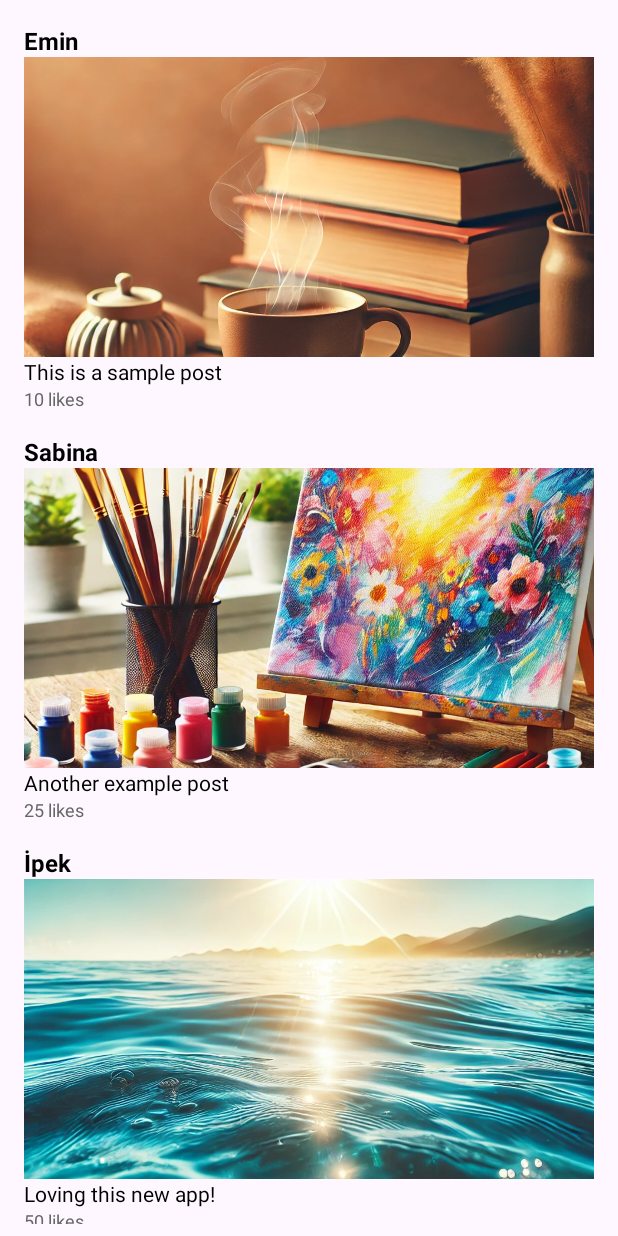
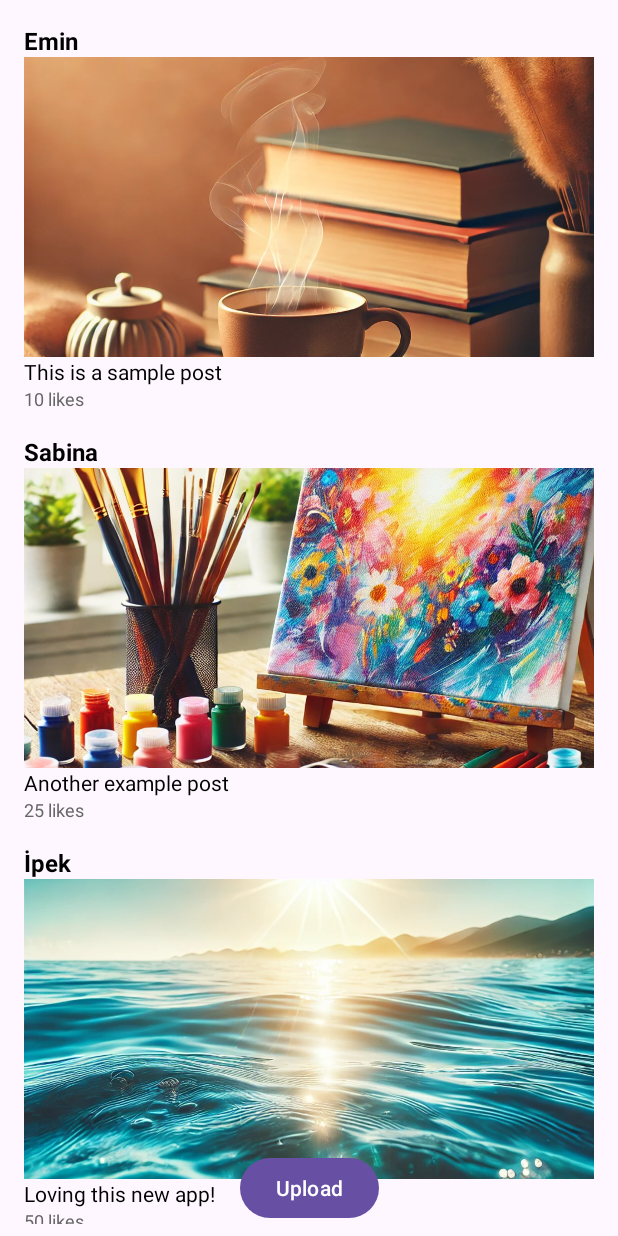
Before and after one commit to ipekmotorcu/SocialMediaApp, an Android app: the screen it shows after launch (MainActivity), on a phone screen of 412 x 824 dp. Run offline under Robolectric (Android 15) with nearby library versions, the phone set to English and light mode, and no system bars.

Commit message:
PostListFragment'tan NewPostFragment'ta bir navigasyonu sağlayan bir "upload" butonu ekledim ama şu an tıkladığımda çöküyor valla uygulama :/

```diff
--- a/app/src/main/java/com/cs394/socialmediaapp/view/PostListFragment.kt
+++ b/app/src/main/java/com/cs394/socialmediaapp/view/PostListFragment.kt
@@ -5,10 +5,12 @@ import android.view.LayoutInflater
 import android.view.View
 import android.view.ViewGroup
 import androidx.fragment.app.Fragment
+import androidx.navigation.findNavController
 import androidx.recyclerview.widget.LinearLayoutManager
 import com.cs394.socialmediaapp.adapter.PostAdapter
 import com.cs394.socialmediaapp.Controller.PostController
 import com.cs394.socialmediaapp.databinding.FragmentPostListBinding
+import com.cs394.socialmediaapp.R
 
 class PostListFragment : Fragment() {
 
@@ -23,6 +25,11 @@ class PostListFragment : Fragment() {
     ): View? {
         _binding = FragmentPostListBinding.inflate(inflater, container, false)
         setupRecyclerView() // Ensure RecyclerView is set up here
+
+        binding.uploadButton.setOnClickListener{
+            view?.findNavController()?.navigate(R.id.action_postListFragment_to_newPostFragment)
+        }
+
         return binding.root
     }
 
--- a/app/src/main/res/layout/fragment_post_list.xml
+++ b/app/src/main/res/layout/fragment_post_list.xml
@@ -17,4 +17,15 @@
         app:layout_constraintStart_toStartOf="parent"
         app:layout_constraintTop_toTopOf="parent" />
 
+    <Button
+        android:id="@+id/uploadButton"
+        android:layout_width="wrap_content"
+        android:layout_height="wrap_content"
+        android:text="Upload"
+        app:layout_constraintBottom_toBottomOf="parent"
+        app:layout_constraintEnd_toEndOf="parent"
+        app:layout_constraintStart_toStartOf="parent"
+        app:layout_constraintTop_toTopOf="parent"
+        app:layout_constraintVertical_bias="1" />
+
 </androidx.constraintlayout.widget.ConstraintLayout>
--- a/app/src/main/res/navigation/nav_graph.xml
+++ b/app/src/main/res/navigation/nav_graph.xml
@@ -8,7 +8,11 @@
     <fragment
         android:id="@+id/postListFragment"
         android:name="com.cs394.socialmediaapp.view.PostListFragment"
-        android:label="PostListFragment" />
+        android:label="PostListFragment" >
+        <action
+            android:id="@+id/action_postListFragment_to_newPostFragment"
+            app:destination="@id/newPostFragment" />
+    </fragment>
     <fragment
         android:id="@+id/newPostFragment"
         android:name="com.cs394.socialmediaapp.Fragment.NewPostFragment"
```
